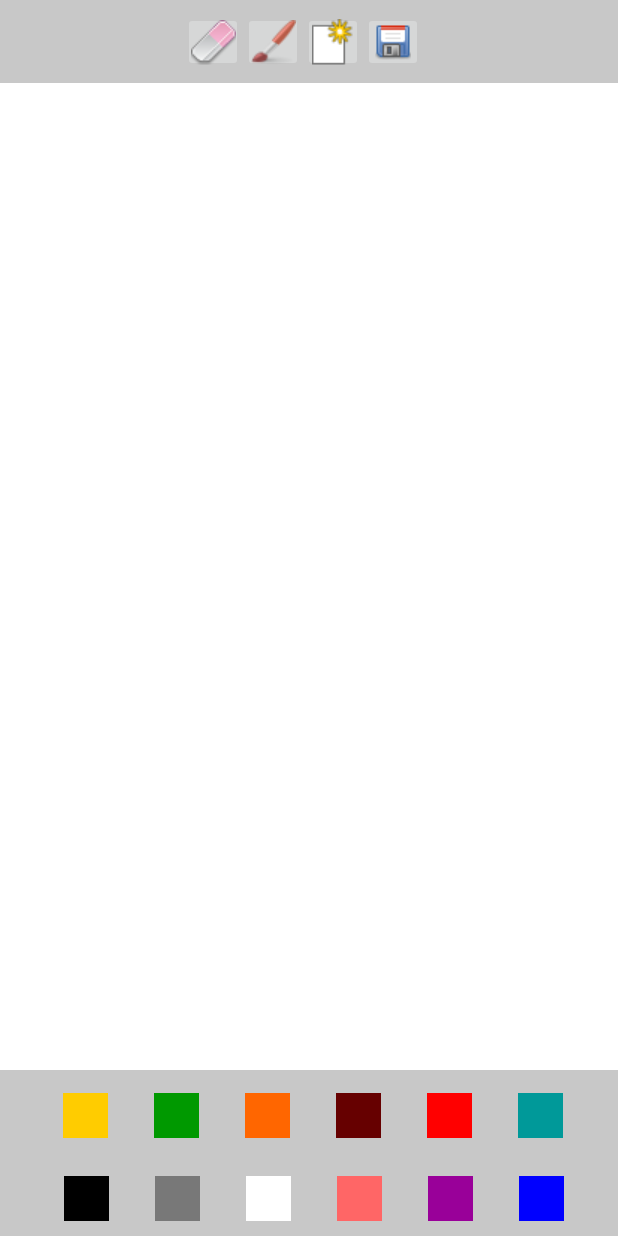
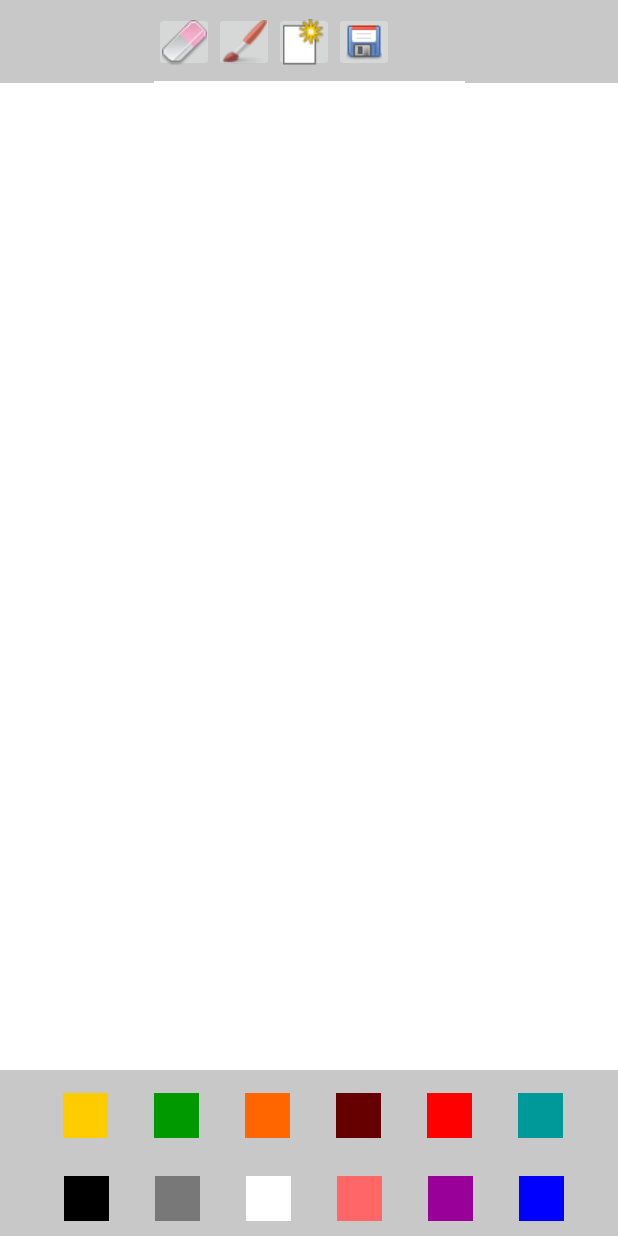
Before and after one commit to Fley01/-Project, an Android app: the screen it shows after launch (MainActivity), on a phone screen of 412 x 824 dp. Run offline under Robolectric (Android 15) with nearby library versions, the phone set to English and light mode, and no system bars.

```diff
--- a/app/src/main/res/layout/activity_main.xml
+++ b/app/src/main/res/layout/activity_main.xml
@@ -13,13 +13,15 @@
 
     <com.example.tesstproject2.DrawingView
         android:id="@+id/drawing"
-        android:layout_width="fill_parent"
+        android:layout_width="0dp"
         android:layout_height="0dp"
         android:layout_weight="1"
         android:background="#FFFFFFFF"
-        tools:ignore="MissingConstraints"
-        tools:layout_editor_absoluteX="390dp"
-        tools:layout_editor_absoluteY="626dp" />
+        app:layout_constraintBottom_toTopOf="@+id/linearLayout2"
+        app:layout_constraintEnd_toEndOf="parent"
+        app:layout_constraintStart_toStartOf="parent"
+        app:layout_constraintTop_toBottomOf="@+id/linearLayout"
+        tools:ignore="MissingConstraints" />
 
     <LinearLayout
         android:layout_width="116dp"
@@ -257,15 +259,16 @@
 
     <LinearLayout
         android:id="@+id/linearLayout"
-        android:layout_width="168dp"
-        android:layout_height="55dp"
+        android:layout_width="207dp"
+        android:layout_height="54dp"
         android:layout_gravity="center"
         android:background="@color/cardview_shadow_start_color"
         android:orientation="horizontal"
         app:layout_constraintEnd_toEndOf="parent"
         app:layout_constraintStart_toStartOf="parent"
         app:layout_constraintTop_toTopOf="parent">
-`
+        `
+
         <ImageButton
             android:id="@+id/erase_btn"
             android:layout_width="40dp"
@@ -289,6 +292,7 @@
             android:layout_height="40dp"
             android:layout_marginTop="8dp"
             android:contentDescription="@string/start_new"
+            android:onClick="onClick"
             android:src="@drawable/new_pic" />
 
         <ImageButton
@@ -297,7 +301,9 @@
             android:layout_height="40dp"
             android:layout_marginTop="8dp"
             android:contentDescription="@string/save"
+            android:onClick="onClick"
             android:src="@drawable/save" />
+
     </LinearLayout>
 
 </androidx.constraintlayout.widget.ConstraintLayout>
```
Also changed, not shown: app/src/main/java/com/example/tesstproject2/MainActivity.java (+91 -23 lines), app/src/main/java/com/example/tesstproject2/NewDrawings.java (deleted, +0 -31 lines), app/src/main/java/com/example/tesstproject2/Save.java (deleted, +0 -50 lines), app/src/main/res/drawable-v24/background.png (added).
